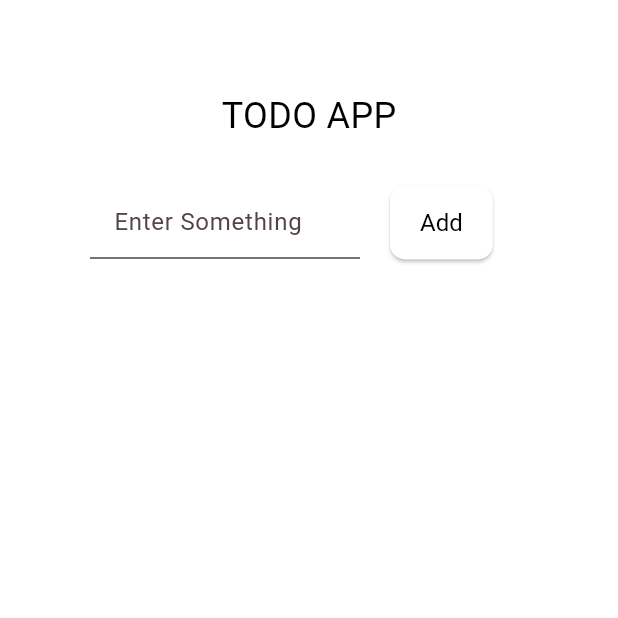
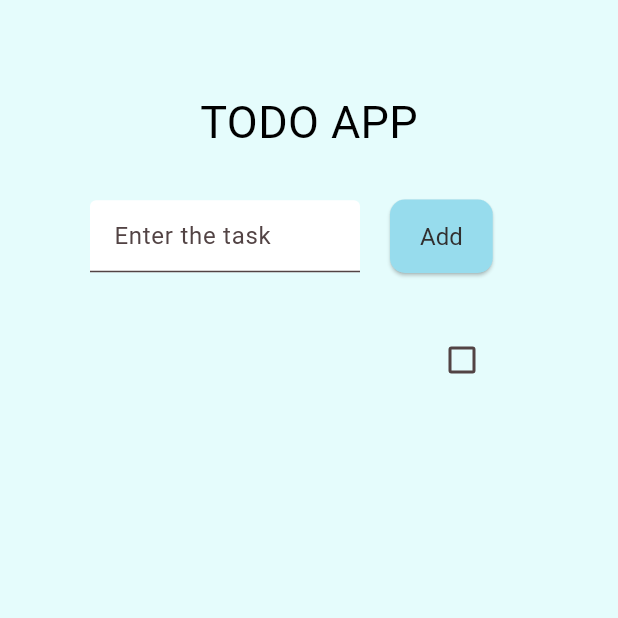
Before and after one commit to ricardosousa191/todo_app, a Flutter app: the screen it shows after launch, after a tap on "Add", on a phone screen of 412 x 824 dp, the top half of it. Run offline on Flutter 3.47's test engine with Material 3 defaults, Android fonts, the phone set to English and light mode, and no system bars.

```diff
--- a/lib/main.dart
+++ b/lib/main.dart
@@ -1,6 +1,6 @@
 import 'package:flutter/material.dart';
 import 'task.dart';
-
+import 'tasktile.dart';
 void main() {
   runApp(const MyApp());
 }
@@ -42,7 +42,7 @@ class _MyHomePageState extends State<MyHomePage> {
   Widget build(BuildContext context) {
     return Scaffold(
       body: Container(
-        color: Colors.white,
+        color: const Color.fromARGB(255, 229, 252, 252),
         padding: EdgeInsets.all(60.0),
         child: Center(
           child: Column(
@@ -51,7 +51,7 @@ class _MyHomePageState extends State<MyHomePage> {
             children: <Widget>[
               Text(
                 'TODO APP',
-                style: TextStyle(color: Colors.black, fontSize: 24),
+                style: TextStyle(color: Colors.black, fontSize: 30),
               ),
               Row(
                 spacing: 20.0,
@@ -61,7 +61,7 @@ class _MyHomePageState extends State<MyHomePage> {
                     child: TextField(
                       controller: controller,
                       decoration: InputDecoration(
-                        hintText: 'Enter Something',
+                        hintText: 'Enter the task',
                         filled: true,
                         fillColor: Colors.white,
                       ),
@@ -71,12 +71,12 @@ class _MyHomePageState extends State<MyHomePage> {
                   ElevatedButton(
                     onPressed: () {
                       setState(() {
-                        tasks.add(Task(name:controller.text));
+                        tasks.add(Task(controller.text,false));
                       });
                       },
                     style: ElevatedButton.styleFrom(
-                      backgroundColor: Colors.white, // Background color
-                      foregroundColor: Colors.black, // Text color
+                      backgroundColor: const Color.fromARGB(255, 151, 220, 237), // Background color
+                      foregroundColor: const Color.fromARGB(255, 49, 47, 47), // Text color
                       shape: RoundedRectangleBorder(
                         borderRadius: BorderRadius.circular(
                           10,
@@ -98,7 +98,7 @@ class _MyHomePageState extends State<MyHomePage> {
               Expanded(child:
               ListView.builder(
                 itemCount: tasks.length,
-                itemBuilder: (context, index) => Text(tasks[index].name),
+                itemBuilder: (context, index) => Tasktile(tasks[index]),
                 ),
 
               )
--- a/lib/task.dart
+++ b/lib/task.dart
@@ -1,7 +1,6 @@
 class Task {
-  String name;
-  bool isDone;
+  String nome = '';
+  bool isDone = false;
 
-  Task({required this.name, this.isDone = false});
-
-  }
+  Task(this.nome, this.isDone);
+}
--- /dev/null
+++ b/lib/tasktile.dart
@@ -0,0 +1,25 @@
+import 'package:flutter/material.dart';
+import 'package:todo_app/task.dart';
+
+class Tasktile extends StatefulWidget {
+  final Task task;
+  Tasktile(this.task, {super.key});
+
+  @override
+  _TasktileState createState() => _TasktileState();
+}
+
+class _TasktileState extends State<Tasktile> {
+  @override
+  Widget build(BuildContext context) {
+    return CheckboxListTile(
+      title: Text(widget.task.nome),
+      value: widget.task.isDone,
+      onChanged: (bool? value) {
+        setState(() {
+          widget.task.isDone = value ?? false;
+        });
+      },
+    );
+  }
+}
```
Also changed, not shown: lib/Statefulwidget.dart (deleted).
